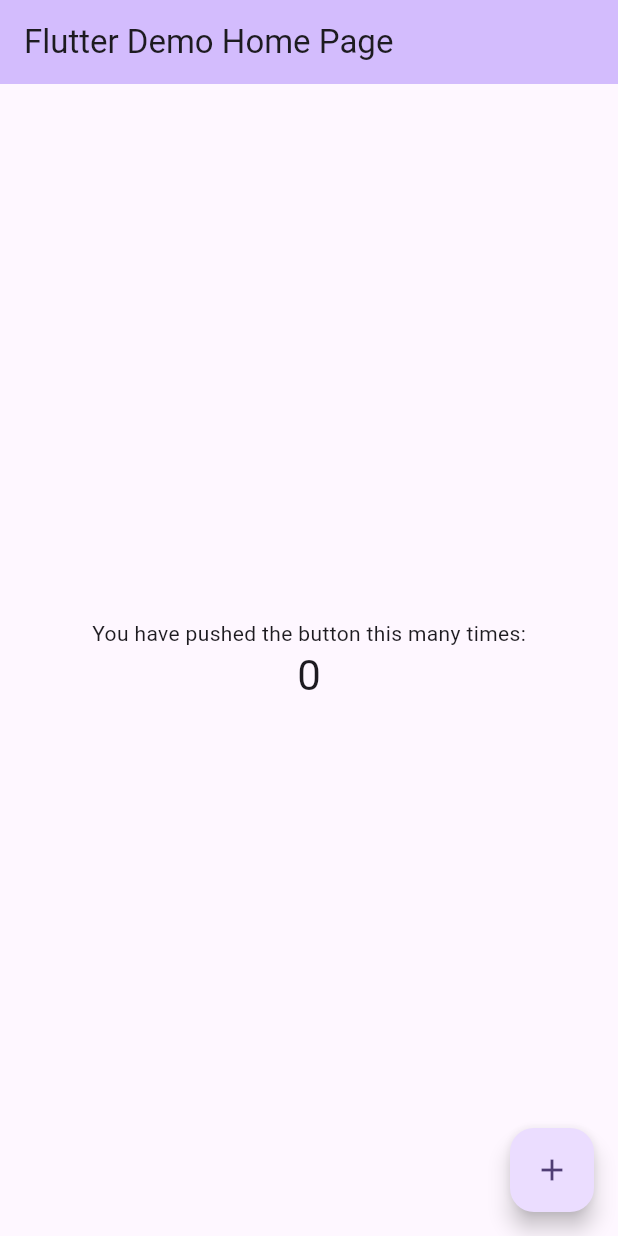
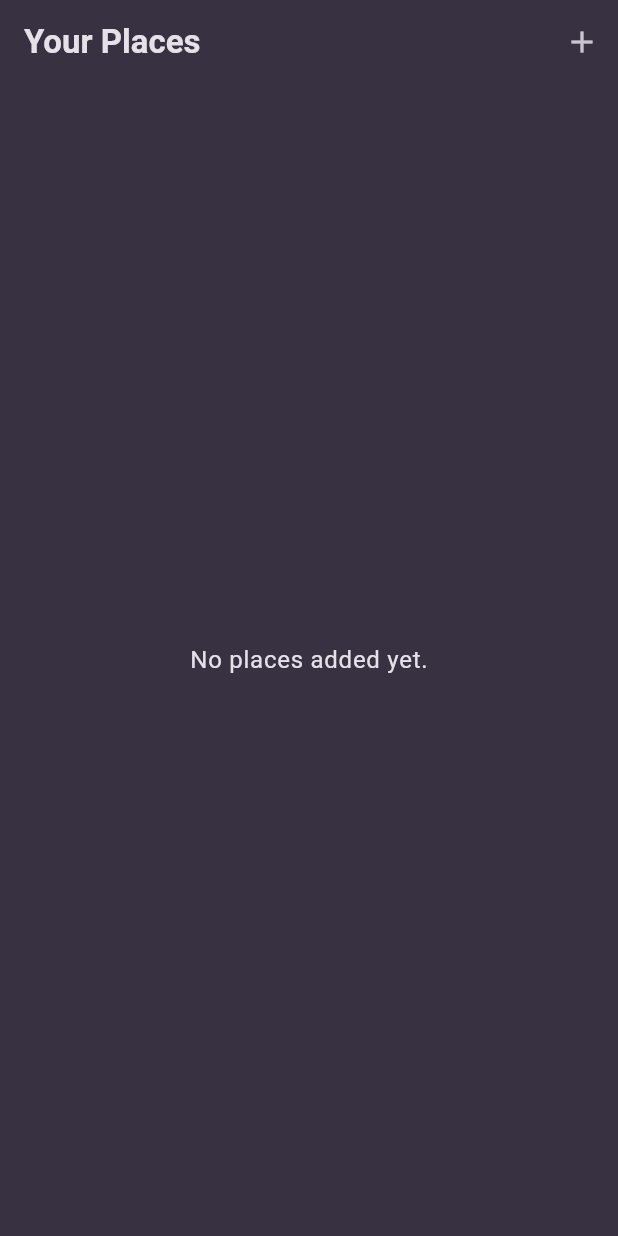
Before and after one commit to Agrima5115/Favorite_Places_App, a Flutter app: the screen it shows after launch, on a phone screen of 412 x 824 dp. Run offline on Flutter 3.47's test engine with Material 3 defaults, Android fonts, the phone set to English and light mode, and no system bars; our stand-ins replace google_fonts.

Commit message:
added places screen

```diff
--- a/lib/main.dart
+++ b/lib/main.dart
@@ -1,125 +1,47 @@
+import 'package:favorite_places/screens/places.dart';
+import 'package:favorite_places/widgets/places_list.dart';
 import 'package:flutter/material.dart';
 
+import 'package:google_fonts/google_fonts.dart';
+
+final colorScheme = ColorScheme.fromSeed(
+  brightness: Brightness.dark,
+  seedColor: const Color.fromARGB(255, 102, 6, 247),
+  surface: const Color.fromARGB(255, 56, 49, 66),
+);
+
+final theme = ThemeData().copyWith(
+  scaffoldBackgroundColor: colorScheme.surface,
+  colorScheme: colorScheme,
+  textTheme: GoogleFonts.ubuntuCondensedTextTheme().copyWith(
+    titleSmall: GoogleFonts.ubuntuCondensed(
+      fontWeight: FontWeight.bold,
+    ),
+    titleMedium: GoogleFonts.ubuntuCondensed(
+      fontWeight: FontWeight.bold,
+    ),
+    titleLarge: GoogleFonts.ubuntuCondensed(
+      fontWeight: FontWeight.bold,
+    ),
+  ),
+);
+
 void main() {
-  runApp(const MyApp());
+  runApp(
+      const MyApp(),
+  );
 }
 
 class MyApp extends StatelessWidget {
-  const MyApp({super.key});
+  const MyApp({Key? key}) : super(key: key);
 
-  // This widget is the root of your application.
   @override
   Widget build(BuildContext context) {
     return MaterialApp(
-      title: 'Flutter Demo',
-      theme: ThemeData(
-        // This is the theme of your application.
-        //
-        // TRY THIS: Try running your application with "flutter run". You'll see
-        // the application has a purple toolbar. Then, without quitting the app,
-        // try changing the seedColor in the colorScheme below to Colors.green
-        // and then invoke "hot reload" (save your changes or press the "hot
-        // reload" button in a Flutter-supported IDE, or press "r" if you used
-        // the command line to start the app).
-        //
-        // Notice that the counter didn't reset back to zero; the application
-        // state is not lost during the reload. To reset the state, use hot
-        // restart instead.
-        //
-        // This works for code too, not just values: Most code changes can be
-        // tested with just a hot reload.
-        colorScheme: ColorScheme.fromSeed(seedColor: Colors.deepPurple),
-        useMaterial3: true,
-      ),
-      home: const MyHomePage(title: 'Flutter Demo Home Page'),
+      debugShowCheckedModeBanner: false,
+      title: 'Great Places',
+      theme: theme,
+      home: const PlacesScreen(),
     );
   }
 }
-
-class MyHomePage extends StatefulWidget {
-  const MyHomePage({super.key, required this.title});
-
-  // This widget is the home page of your application. It is stateful, meaning
-  // that it has a State object (defined below) that contains fields that affect
-  // how it looks.
-
-  // This class is the configuration for the state. It holds the values (in this
-  // case the title) provided by the parent (in this case the App widget) and
-  // used by the build method of the State. Fields in a Widget subclass are
-  // always marked "final".
-
-  final String title;
-
-  @override
-  State<MyHomePage> createState() => _MyHomePageState();
-}
-
-class _MyHomePageState extends State<MyHomePage> {
-  int _counter = 0;
-
-  void _incrementCounter() {
-    setState(() {
-      // This call to setState tells the Flutter framework that something has
-      // changed in this State, which causes it to rerun the build method below
-      // so that the display can reflect the updated values. If we changed
-      // _counter without calling setState(), then the build method would not be
-      // called again, and so nothing would appear to happen.
-      _counter++;
-    });
-  }
-
-  @override
-  Widget build(BuildContext context) {
-    // This method is rerun every time setState is called, for instance as done
-    // by the _incrementCounter method above.
-    //
-    // The Flutter framework has been optimized to make rerunning build methods
-    // fast, so that you can just rebuild anything that needs updating rather
-    // than having to individually change instances of widgets.
-    return Scaffold(
-      appBar: AppBar(
-        // TRY THIS: Try changing the color here to a specific color (to
-        // Colors.amber, perhaps?) and trigger a hot reload to see the AppBar
-        // change color while the other colors stay the same.
-        backgroundColor: Theme.of(context).colorScheme.inversePrimary,
-        // Here we take the value from the MyHomePage object that was created by
-        // the App.build method, and use it to set our appbar title.
-        title: Text(widget.title),
-      ),
-      body: Center(
-        // Center is a layout widget. It takes a single child and positions it
-        // in the middle of the parent.
-        child: Column(
-          // Column is also a layout widget. It takes a list of children and
-          // arranges them vertically. By default, it sizes itself to fit its
-          // children horizontally, and tries to be as tall as its parent.
-          //
-          // Column has various properties to control how it sizes itself and
-          // how it positions its children. Here we use mainAxisAlignment to
-          // center the children vertically; the main axis here is the vertical
-          // axis because Columns are vertical (the cross axis would be
-          // horizontal).
-          //
-          // TRY THIS: Invoke "debug painting" (choose the "Toggle Debug Paint"
-          // action in the IDE, or press "p" in the console), to see the
-          // wireframe for each widget.
-          mainAxisAlignment: MainAxisAlignment.center,
-          children: <Widget>[
-            const Text(
-              'You have pushed the button this many times:',
-            ),
-            Text(
-              '$_counter',
-              style: Theme.of(context).textTheme.headlineMedium,
-            ),
-          ],
-        ),
-      ),
-      floatingActionButton: FloatingActionButton(
-        onPressed: _incrementCounter,
-        tooltip: 'Increment',
-        child: const Icon(Icons.add),
-      ), // This trailing comma makes auto-formatting nicer for build methods.
-    );
-  }
-}
--- /dev/null
+++ b/lib/models/place.dart
@@ -0,0 +1,10 @@
+import 'package:uuid/uuid.dart';
+
+const uuid = Uuid();
+
+class Place {
+  Place({required this.title}) : id = uuid.v4();
+
+  final String id;
+  final String title;
+}
--- /dev/null
+++ b/lib/screens/places.dart
@@ -0,0 +1,22 @@
+import 'package:flutter/material.dart';
+import 'package:favorite_places/widgets/places_list.dart';
+class PlacesScreen extends StatelessWidget {
+  const PlacesScreen({super.key});
+  @override
+  Widget build(BuildContext context) {
+    return Scaffold(
+      appBar: AppBar(
+        title: const Text('Your Places'),
+        actions: [
+          IconButton(
+            icon: const Icon(Icons.add),
+            onPressed: () {},
+          ),
+        ],
+      ),
+      body: PlacesList(
+        places: [],
+      ),
+    );
+  }
+}
--- /dev/null
+++ b/lib/widgets/places_list.dart
@@ -0,0 +1,28 @@
+import 'package:flutter/material.dart';
+import 'package:favorite_places/models/place.dart';
+
+class PlacesList extends StatelessWidget {
+  const PlacesList({super.key, required this.places});
+  final List<Place> places;
+  @override
+  Widget build(BuildContext context) {
+    if (places.isEmpty) {
+      return Center(
+        child: Text('No places added yet.',  style: Theme.of(context).textTheme.bodyLarge!.copyWith(
+                color: Theme.of(context).colorScheme.onSurface,
+              ),),
+      );
+    }
+    return ListView.builder(
+      itemCount: places.length,
+      itemBuilder: (ctx, index) => ListTile(
+        title: Text(
+          places[index].title,
+          style: Theme.of(context).textTheme.titleMedium!.copyWith(
+                color: Theme.of(context).colorScheme.onSurface,
+              ),
+        ),
+      ),
+    );
+  }
+}
--- a/pubspec.yaml
+++ b/pubspec.yaml
@@ -35,6 +35,8 @@ dependencies:
   # The following adds the Cupertino Icons font to your application.
   # Use with the CupertinoIcons class for iOS style icons.
   cupertino_icons: ^1.0.6
+  google_fonts: ^6.2.1
+  uuid: ^4.5.0
 
 dev_dependencies:
   flutter_test:
```
Also changed, not shown: lib/screens/add_place.dart (added), lib/screens/places_detail.dart (added), pubspec.lock, 1 other file.
